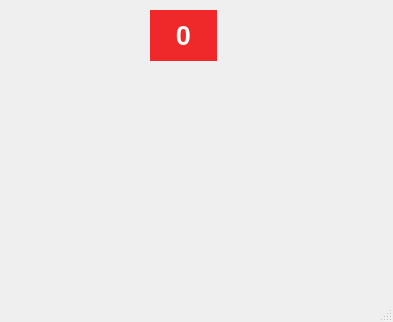
Qt form qtc_layout/mainwindow.ui (korhanmd/pyqt-practice) before a commit.
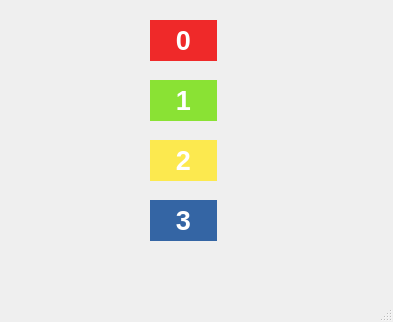
The same form after that commit.

Commit message: Add other labels

```diff
--- a/qtc_layout/mainwindow.ui
+++ b/qtc_layout/mainwindow.ui
@@ -18,9 +18,9 @@
     <property name="geometry">
      <rect>
       <x>150</x>
-      <y>10</y>
+      <y>20</y>
       <width>67</width>
-      <height>51</height>
+      <height>41</height>
      </rect>
     </property>
     <property name="palette">
@@ -477,6 +477,1380 @@
      <string>&lt;html&gt;&lt;head/&gt;&lt;body&gt;&lt;p align=&quot;center&quot;&gt;&lt;span style=&quot; font-weight:600; color:#ffffff;&quot;&gt;0&lt;/span&gt;&lt;/p&gt;&lt;/body&gt;&lt;/html&gt;</string>
     </property>
    </widget>
+   <widget class="QLabel" name="label_2">
+    <property name="geometry">
+     <rect>
+      <x>150</x>
+      <y>80</y>
+      <width>67</width>
+      <height>41</height>
+     </rect>
+    </property>
+    <property name="palette">
+     <palette>
+      <active>
+       <colorrole role="WindowText">
+        <brush brushstyle="SolidPattern">
+         <color alpha="255">
+          <red>0</red>
+          <green>0</green>
+          <blue>0</blue>
+         </color>
+        </brush>
+       </colorrole>
+       <colorrole role="Button">
+        <brush brushstyle="SolidPattern">
+         <color alpha="255">
+          <red>138</red>
+          <green>226</green>
+          <blue>52</blue>
+         </color>
+        </brush>
+       </colorrole>
+       <colorrole role="Light">
+        <brush brushstyle="SolidPattern">
+         <color alpha="255">
+          <red>198</red>
+          <green>255</green>
+          <blue>143</blue>
+         </color>
+        </brush>
+       </colorrole>
+       <colorrole role="Midlight">
+        <brush brushstyle="SolidPattern">
+         <color alpha="255">
+          <red>168</red>
+          <green>240</green>
+          <blue>97</blue>
+         </color>
+        </brush>
+       </colorrole>
+       <colorrole role="Dark">
+        <brush brushstyle="SolidPattern">
+         <color alpha="255">
+          <red>69</red>
+          <green>113</green>
+          <blue>26</blue>
+         </color>
+        </brush>
+       </colorrole>
+       <colorrole role="Mid">
+        <brush brushstyle="SolidPattern">
+         <color alpha="255">
+          <red>92</red>
+          <green>151</green>
+          <blue>34</blue>
+         </color>
+        </brush>
+       </colorrole>
+       <colorrole role="Text">
+        <brush brushstyle="SolidPattern">
+         <color alpha="255">
+          <red>0</red>
+          <green>0</green>
+          <blue>0</blue>
+         </color>
+        </brush>
+       </colorrole>
+       <colorrole role="BrightText">
+        <brush brushstyle="SolidPattern">
+         <color alpha="255">
+          <red>255</red>
+          <green>255</green>
+          <blue>255</blue>
+         </color>
+        </brush>
+       </colorrole>
+       <colorrole role="ButtonText">
+        <brush brushstyle="SolidPattern">
+         <color alpha="255">
+          <red>0</red>
+          <green>0</green>
+          <blue>0</blue>
+         </color>
+        </brush>
+       </colorrole>
+       <colorrole role="Base">
+        <brush brushstyle="SolidPattern">
+         <color alpha="255">
+          <red>255</red>
+          <green>255</green>
+          <blue>255</blue>
+         </color>
+        </brush>
+       </colorrole>
+       <colorrole role="Window">
+        <brush brushstyle="SolidPattern">
+         <color alpha="255">
+          <red>138</red>
+          <green>226</green>
+          <blue>52</blue>
+         </color>
+        </brush>
+       </colorrole>
+       <colorrole role="Shadow">
+        <brush brushstyle="SolidPattern">
+         <color alpha="255">
+          <red>0</red>
+          <green>0</green>
+          <blue>0</blue>
+         </color>
+        </brush>
+       </colorrole>
+       <colorrole role="AlternateBase">
+        <brush brushstyle="SolidPattern">
+         <color alpha="255">
+          <red>196</red>
+          <green>240</green>
+          <blue>153</blue>
+         </color>
+        </brush>
+       </colorrole>
+       <colorrole role="ToolTipBase">
+        <brush brushstyle="SolidPattern">
+         <color alpha="255">
+          <red>255</red>
+          <green>255</green>
+          <blue>220</blue>
+         </color>
+        </brush>
+       </colorrole>
+       <colorrole role="ToolTipText">
+        <brush brushstyle="SolidPattern">
+         <color alpha="255">
+          <red>0</red>
+          <green>0</green>
+          <blue>0</blue>
+         </color>
+        </brush>
+       </colorrole>
+       <colorrole role="PlaceholderText">
+        <brush brushstyle="SolidPattern">
+         <color alpha="128">
+          <red>0</red>
+          <green>0</green>
+          <blue>0</blue>
+         </color>
+        </brush>
+       </colorrole>
+      </active>
+      <inactive>
+       <colorrole role="WindowText">
+        <brush brushstyle="SolidPattern">
+         <color alpha="255">
+          <red>0</red>
+          <green>0</green>
+          <blue>0</blue>
+         </color>
+        </brush>
+       </colorrole>
+       <colorrole role="Button">
+        <brush brushstyle="SolidPattern">
+         <color alpha="255">
+          <red>138</red>
+          <green>226</green>
+          <blue>52</blue>
+         </color>
+        </brush>
+       </colorrole>
+       <colorrole role="Light">
+        <brush brushstyle="SolidPattern">
+         <color alpha="255">
+          <red>198</red>
+          <green>255</green>
+          <blue>143</blue>
+         </color>
+        </brush>
+       </colorrole>
+       <colorrole role="Midlight">
+        <brush brushstyle="SolidPattern">
+         <color alpha="255">
+          <red>168</red>
+          <green>240</green>
+          <blue>97</blue>
+         </color>
+        </brush>
+       </colorrole>
+       <colorrole role="Dark">
+        <brush brushstyle="SolidPattern">
+         <color alpha="255">
+          <red>69</red>
+          <green>113</green>
+          <blue>26</blue>
+         </color>
+        </brush>
+       </colorrole>
+       <colorrole role="Mid">
+        <brush brushstyle="SolidPattern">
+         <color alpha="255">
+          <red>92</red>
+          <green>151</green>
+          <blue>34</blue>
+         </color>
+        </brush>
+       </colorrole>
+       <colorrole role="Text">
+        <brush brushstyle="SolidPattern">
+         <color alpha="255">
+          <red>0</red>
+          <green>0</green>
+          <blue>0</blue>
+         </color>
+        </brush>
+       </colorrole>
+       <colorrole role="BrightText">
+        <brush brushstyle="SolidPattern">
+         <color alpha="255">
+          <red>255</red>
+          <green>255</green>
+          <blue>255</blue>
+         </color>
+        </brush>
+       </colorrole>
+       <colorrole role="ButtonText">
+        <brush brushstyle="SolidPattern">
+         <color alpha="255">
+          <red>0</red>
+          <green>0</green>
+          <blue>0</blue>
+         </color>
+        </brush>
+       </colorrole>
+       <colorrole role="Base">
+        <brush brushstyle="SolidPattern">
+         <color alpha="255">
+          <red>255</red>
+          <green>255</green>
+          <blue>255</blue>
+         </color>
+        </brush>
+       </colorrole>
+       <colorrole role="Window">
+        <brush brushstyle="SolidPattern">
+         <color alpha="255">
+          <red>138</red>
+          <green>226</green>
+          <blue>52</blue>
+         </color>
+        </brush>
+       </colorrole>
+       <colorrole role="Shadow">
+        <brush brushstyle="SolidPattern">
+         <color alpha="255">
+          <red>0</red>
+          <green>0</green>
+          <blue>0</blue>
+         </color>
+        </brush>
+       </colorrole>
+       <colorrole role="AlternateBase">
+        <brush brushstyle="SolidPattern">
+         <color alpha="255">
+          <red>196</red>
+          <green>240</green>
+          <blue>153</blue>
+         </color>
+        </brush>
+       </colorrole>
+       <colorrole role="ToolTipBase">
+        <brush brushstyle="SolidPattern">
+         <color alpha="255">
+          <red>255</red>
+          <green>255</green>
+          <blue>220</blue>
+         </color>
+        </brush>
+       </colorrole>
+       <colorrole role="ToolTipText">
+        <brush brushstyle="SolidPattern">
+         <color alpha="255">
+          <red>0</red>
+          <green>0</green>
+          <blue>0</blue>
+         </color>
+        </brush>
+       </colorrole>
+       <colorrole role="PlaceholderText">
+        <brush brushstyle="SolidPattern">
+         <color alpha="128">
+          <red>0</red>
+          <green>0</green>
+          <blue>0</blue>
+         </color>
+        </brush>
+       </colorrole>
+      </inactive>
+      <disabled>
+       <colorrole role="WindowText">
+        <brush brushstyle="SolidPattern">
+         <color alpha="255">
+          <red>69</red>
+          <green>113</green>
+          <blue>26</blue>
+         </color>
+        </brush>
+       </colorrole>
+       <colorrole role="Button">
+        <brush brushstyle="SolidPattern">
+         <color alpha="255">
+          <red>138</red>
+          <green>226</green>
+          <blue>52</blue>
+         </color>
+        </brush>
+       </colorrole>
+       <colorrole role="Light">
+        <brush brushstyle="SolidPattern">
+         <color alpha="255">
+          <red>198</red>
+          <green>255</green>
+          <blue>143</blue>
+         </color>
+        </brush>
+       </colorrole>
+       <colorrole role="Midlight">
+        <brush brushstyle="SolidPattern">
+         <color alpha="255">
+          <red>168</red>
+          <green>240</green>
+          <blue>97</blue>
+         </color>
+        </brush>
+       </colorrole>
+       <colorrole role="Dark">
+        <brush brushstyle="SolidPattern">
+         <color alpha="255">
+          <red>69</red>
+          <green>113</green>
+          <blue>26</blue>
+         </color>
+        </brush>
+       </colorrole>
+       <colorrole role="Mid">
+        <brush brushstyle="SolidPattern">
+         <color alpha="255">
+          <red>92</red>
+          <green>151</green>
+          <blue>34</blue>
+         </color>
+        </brush>
+       </colorrole>
+       <colorrole role="Text">
+        <brush brushstyle="SolidPattern">
+         <color alpha="255">
+          <red>69</red>
+          <green>113</green>
+          <blue>26</blue>
+         </color>
+        </brush>
+       </colorrole>
+       <colorrole role="BrightText">
+        <brush brushstyle="SolidPattern">
+         <color alpha="255">
+          <red>255</red>
+          <green>255</green>
+          <blue>255</blue>
+         </color>
+        </brush>
+       </colorrole>
+       <colorrole role="ButtonText">
+        <brush brushstyle="SolidPattern">
+         <color alpha="255">
+          <red>69</red>
+          <green>113</green>
+          <blue>26</blue>
+         </color>
+        </brush>
+       </colorrole>
+       <colorrole role="Base">
+        <brush brushstyle="SolidPattern">
+         <color alpha="255">
+          <red>138</red>
+          <green>226</green>
+          <blue>52</blue>
+         </color>
+        </brush>
+       </colorrole>
+       <colorrole role="Window">
+        <brush brushstyle="SolidPattern">
+         <color alpha="255">
+          <red>138</red>
+          <green>226</green>
+          <blue>52</blue>
+         </color>
+        </brush>
+       </colorrole>
+       <colorrole role="Shadow">
+        <brush brushstyle="SolidPattern">
+         <color alpha="255">
+          <red>0</red>
+          <green>0</green>
+          <blue>0</blue>
+         </color>
+        </brush>
+       </colorrole>
+       <colorrole role="AlternateBase">
+        <brush brushstyle="SolidPattern">
+         <color alpha="255">
+          <red>138</red>
+          <green>226</green>
+          <blue>52</blue>
+         </color>
+        </brush>
+       </colorrole>
+       <colorrole role="ToolTipBase">
+        <brush brushstyle="SolidPattern">
+         <color alpha="255">
+          <red>255</red>
+          <green>255</green>
+          <blue>220</blue>
+         </color>
+        </brush>
+       </colorrole>
+       <colorrole role="ToolTipText">
+        <brush brushstyle="SolidPattern">
+         <color alpha="255">
+          <red>0</red>
+          <green>0</green>
+          <blue>0</blue>
+         </color>
+        </brush>
+       </colorrole>
+       <colorrole role="PlaceholderText">
+        <brush brushstyle="SolidPattern">
+         <color alpha="128">
+          <red>0</red>
+          <green>0</green>
+          <blue>0</blue>
+         </color>
+        </brush>
+       </colorrole>
+      </disabled>
+     </palette>
+    </property>
+    <property name="autoFillBackground">
+     <bool>true</bool>
+    </property>
+    <property name="text">
+     <string>&lt;html&gt;&lt;head/&gt;&lt;body&gt;&lt;p align=&quot;center&quot;&gt;&lt;span style=&quot; font-size:20pt; font-weight:600; color:#ffffff;&quot;&gt;1&lt;/span&gt;&lt;/p&gt;&lt;/body&gt;&lt;/html&gt;</string>
+    </property>
+   </widget>
+   <widget class="QLabel" name="label_3">
+    <property name="geometry">
+     <rect>
+      <x>150</x>
+      <y>140</y>
+      <width>67</width>
+      <height>41</height>
+     </rect>
+    </property>
+    <property name="palette">
+     <palette>
+      <active>
+       <colorrole role="WindowText">
+        <brush brushstyle="SolidPattern">
+         <color alpha="255">
+          <red>0</red>
+          <green>0</green>
+          <blue>0</blue>
+         </color>
+        </brush>
+       </colorrole>
+       <colorrole role="Button">
+        <brush brushstyle="SolidPattern">
+         <color alpha="255">
+          <red>252</red>
+          <green>233</green>
+          <blue>79</blue>
+         </color>
+        </brush>
+       </colorrole>
+       <colorrole role="Light">
+        <brush brushstyle="SolidPattern">
+         <color alpha="255">
+          <red>255</red>
+          <green>250</green>
+          <blue>203</blue>
+         </color>
+        </brush>
+       </colorrole>
+       <colorrole role="Midlight">
+        <brush brushstyle="SolidPattern">
+         <color alpha="255">
+          <red>253</red>
+          <green>241</green>
+          <blue>141</blue>
+         </color>
+        </brush>
+       </colorrole>
+       <colorrole role="Dark">
+        <brush brushstyle="SolidPattern">
+         <color alpha="255">
+          <red>126</red>
+          <green>116</green>
+          <blue>39</blue>
+         </color>
+        </brush>
+       </colorrole>
+       <colorrole role="Mid">
+        <brush brushstyle="SolidPattern">
+         <color alpha="255">
+          <red>168</red>
+          <green>155</green>
+          <blue>52</blue>
+         </color>
+        </brush>
+       </colorrole>
+       <colorrole role="Text">
+        <brush brushstyle="SolidPattern">
+         <color alpha="255">
+          <red>0</red>
+          <green>0</green>
+          <blue>0</blue>
+         </color>
+        </brush>
+       </colorrole>
+       <colorrole role="BrightText">
+        <brush brushstyle="SolidPattern">
+         <color alpha="255">
+          <red>255</red>
+          <green>255</green>
+          <blue>255</blue>
+         </color>
+        </brush>
+       </colorrole>
+       <colorrole role="ButtonText">
+        <brush brushstyle="SolidPattern">
+         <color alpha="255">
+          <red>0</red>
+          <green>0</green>
+          <blue>0</blue>
+         </color>
+        </brush>
+       </colorrole>
+       <colorrole role="Base">
+        <brush brushstyle="SolidPattern">
+         <color alpha="255">
+          <red>255</red>
+          <green>255</green>
+          <blue>255</blue>
+         </color>
+        </brush>
+       </colorrole>
+       <colorrole role="Window">
+        <brush brushstyle="SolidPattern">
+         <color alpha="255">
+          <red>252</red>
+          <green>233</green>
+          <blue>79</blue>
+         </color>
+        </brush>
+       </colorrole>
+       <colorrole role="Shadow">
+        <brush brushstyle="SolidPattern">
+         <color alpha="255">
+          <red>0</red>
+          <green>0</green>
+          <blue>0</blue>
+         </color>
+        </brush>
+       </colorrole>
+       <colorrole role="AlternateBase">
+        <brush brushstyle="SolidPattern">
+         <color alpha="255">
+          <red>253</red>
+          <green>244</green>
+          <blue>167</blue>
+         </color>
+        </brush>
+       </colorrole>
+       <colorrole role="ToolTipBase">
+        <brush brushstyle="SolidPattern">
+         <color alpha="255">
+          <red>255</red>
+          <green>255</green>
+          <blue>220</blue>
+         </color>
+        </brush>
+       </colorrole>
+       <colorrole role="ToolTipText">
+        <brush brushstyle="SolidPattern">
+         <color alpha="255">
+          <red>0</red>
+          <green>0</green>
+          <blue>0</blue>
+         </color>
+        </brush>
+       </colorrole>
+       <colorrole role="PlaceholderText">
+        <brush brushstyle="SolidPattern">
+         <color alpha="128">
+          <red>0</red>
+          <green>0</green>
+          <blue>0</blue>
+         </color>
+        </brush>
+       </colorrole>
+      </active>
+      <inactive>
+       <colorrole role="WindowText">
+        <brush brushstyle="SolidPattern">
+         <color alpha="255">
+          <red>0</red>
+          <green>0</green>
+          <blue>0</blue>
+         </color>
+        </brush>
+       </colorrole>
+       <colorrole role="Button">
+        <brush brushstyle="SolidPattern">
+         <color alpha="255">
+          <red>252</red>
+          <green>233</green>
+          <blue>79</blue>
+         </color>
+        </brush>
+       </colorrole>
+       <colorrole role="Light">
+        <brush brushstyle="SolidPattern">
+         <color alpha="255">
+          <red>255</red>
+          <green>250</green>
+          <blue>203</blue>
+         </color>
+        </brush>
+       </colorrole>
+       <colorrole role="Midlight">
+        <brush brushstyle="SolidPattern">
+         <color alpha="255">
+          <red>253</red>
+          <green>241</green>
+          <blue>141</blue>
+         </color>
+        </brush>
+       </colorrole>
+       <colorrole role="Dark">
+        <brush brushstyle="SolidPattern">
+         <color alpha="255">
+          <red>126</red>
+          <green>116</green>
+          <blue>39</blue>
+         </color>
+        </brush>
+       </colorrole>
+       <colorrole role="Mid">
+        <brush brushstyle="SolidPattern">
+         <color alpha="255">
+          <red>168</red>
+          <green>155</green>
+          <blue>52</blue>
+         </color>
+        </brush>
+       </colorrole>
+       <colorrole role="Text">
+        <brush brushstyle="SolidPattern">
+         <color alpha="255">
+          <red>0</red>
+          <green>0</green>
+          <blue>0</blue>
+         </color>
+        </brush>
+       </colorrole>
+       <colorrole role="BrightText">
+        <brush brushstyle="SolidPattern">
+         <color alpha="255">
+          <red>255</red>
+          <green>255</green>
+          <blue>255</blue>
+         </color>
+        </brush>
+       </colorrole>
+       <colorrole role="ButtonText">
+        <brush brushstyle="SolidPattern">
+         <color alpha="255">
+          <red>0</red>
+          <green>0</green>
+          <blue>0</blue>
+         </color>
+        </brush>
+       </colorrole>
+       <colorrole role="Base">
+        <brush brushstyle="SolidPattern">
+         <color alpha="255">
+          <red>255</red>
+          <green>255</green>
+          <blue>255</blue>
+         </color>
+        </brush>
+       </colorrole>
+       <colorrole role="Window">
+        <brush brushstyle="SolidPattern">
+         <color alpha="255">
+          <red>252</red>
+          <green>233</green>
+          <blue>79</blue>
+         </color>
+        </brush>
+       </colorrole>
+       <colorrole role="Shadow">
+        <brush brushstyle="SolidPattern">
+         <color alpha="255">
+          <red>0</red>
+          <green>0</green>
+          <blue>0</blue>
+         </color>
+        </brush>
+       </colorrole>
+       <colorrole role="AlternateBase">
+        <brush brushstyle="SolidPattern">
+         <color alpha="255">
+          <red>253</red>
+          <green>244</green>
+          <blue>167</blue>
+         </color>
+        </brush>
+       </colorrole>
+       <colorrole role="ToolTipBase">
+        <brush brushstyle="SolidPattern">
+         <color alpha="255">
+          <red>255</red>
+          <green>255</green>
+          <blue>220</blue>
+         </color>
+        </brush>
+       </colorrole>
+       <colorrole role="ToolTipText">
+        <brush brushstyle="SolidPattern">
+         <color alpha="255">
+          <red>0</red>
+          <green>0</green>
+          <blue>0</blue>
+         </color>
+        </brush>
+       </colorrole>
+       <colorrole role="PlaceholderText">
+        <brush brushstyle="SolidPattern">
+         <color alpha="128">
+          <red>0</red>
+          <green>0</green>
+          <blue>0</blue>
+         </color>
+        </brush>
+       </colorrole>
+      </inactive>
+      <disabled>
+       <colorrole role="WindowText">
+        <brush brushstyle="SolidPattern">
+         <color alpha="255">
+          <red>126</red>
+          <green>116</green>
+          <blue>39</blue>
+         </color>
+        </brush>
+       </colorrole>
+       <colorrole role="Button">
+        <brush brushstyle="SolidPattern">
+         <color alpha="255">
+          <red>252</red>
+          <green>233</green>
+          <blue>79</blue>
+         </color>
+        </brush>
+       </colorrole>
+       <colorrole role="Light">
+        <brush brushstyle="SolidPattern">
+         <color alpha="255">
+          <red>255</red>
+          <green>250</green>
+          <blue>203</blue>
+         </color>
+        </brush>
+       </colorrole>
+       <colorrole role="Midlight">
+        <brush brushstyle="SolidPattern">
+         <color alpha="255">
+          <red>253</red>
+          <green>241</green>
+          <blue>141</blue>
+         </color>
+        </brush>
+       </colorrole>
+       <colorrole role="Dark">
+        <brush brushstyle="SolidPattern">
+         <color alpha="255">
+          <red>126</red>
+          <green>116</green>
+          <blue>39</blue>
+         </color>
+        </brush>
+       </colorrole>
+       <colorrole role="Mid">
+        <brush brushstyle="SolidPattern">
+         <color alpha="255">
+          <red>168</red>
+          <green>155</green>
+          <blue>52</blue>
+         </color>
+        </brush>
+       </colorrole>
+       <colorrole role="Text">
+        <brush brushstyle="SolidPattern">
+         <color alpha="255">
+          <red>126</red>
+          <green>116</green>
+          <blue>39</blue>
+         </color>
+        </brush>
+       </colorrole>
+       <colorrole role="BrightText">
+        <brush brushstyle="SolidPattern">
+         <color alpha="255">
+          <red>255</red>
+          <green>255</green>
+          <blue>255</blue>
+         </color>
+        </brush>
+       </colorrole>
+       <colorrole role="ButtonText">
+        <brush brushstyle="SolidPattern">
+         <color alpha="255">
+          <red>126</red>
+          <green>116</green>
+          <blue>39</blue>
+         </color>
+        </brush>
+       </colorrole>
+       <colorrole role="Base">
+        <brush brushstyle="SolidPattern">
+         <color alpha="255">
+          <red>252</red>
+          <green>233</green>
+          <blue>79</blue>
+         </color>
+        </brush>
+       </colorrole>
+       <colorrole role="Window">
+        <brush brushstyle="SolidPattern">
+         <color alpha="255">
+          <red>252</red>
+          <green>233</green>
+          <blue>79</blue>
+         </color>
+        </brush>
+       </colorrole>
+       <colorrole role="Shadow">
+        <brush brushstyle="SolidPattern">
+         <color alpha="255">
+          <red>0</red>
+          <green>0</green>
+          <blue>0</blue>
+         </color>
+        </brush>
+       </colorrole>
+       <colorrole role="AlternateBase">
+        <brush brushstyle="SolidPattern">
+         <color alpha="255">
+          <red>252</red>
+          <green>233</green>
+          <blue>79</blue>
+         </color>
+        </brush>
+       </colorrole>
+       <colorrole role="ToolTipBase">
+        <brush brushstyle="SolidPattern">
+         <color alpha="255">
+          <red>255</red>
+          <green>255</green>
+          <blue>220</blue>
+         </color>
+        </brush>
+       </colorrole>
+       <colorrole role="ToolTipText">
+        <brush brushstyle="SolidPattern">
+         <color alpha="255">
+          <red>0</red>
+          <green>0</green>
+          <blue>0</blue>
+         </color>
+        </brush>
+       </colorrole>
+       <colorrole role="PlaceholderText">
+        <brush brushstyle="SolidPattern">
+         <color alpha="128">
+          <red>0</red>
+          <green>0</green>
+          <blue>0</blue>
+         </color>
+        </brush>
+       </colorrole>
+      </disabled>
+     </palette>
+    </property>
+    <property name="autoFillBackground">
+     <bool>true</bool>
+    </property>
+    <property name="text">
+     <string>&lt;html&gt;&lt;head/&gt;&lt;body&gt;&lt;p align=&quot;center&quot;&gt;&lt;span style=&quot; font-size:20pt; font-weight:600; color:#ffffff;&quot;&gt;2&lt;/span&gt;&lt;/p&gt;&lt;/body&gt;&lt;/html&gt;</string>
+    </property>
+   </widget>
+   <widget class="QLabel" name="label_4">
+    <property name="geometry">
+     <rect>
+      <x>150</x>
+      <y>200</y>
+      <width>67</width>
+      <height>41</height>
+     </rect>
+    </property>
+    <property name="palette">
+     <palette>
+      <active>
+       <colorrole role="WindowText">
+        <brush brushstyle="SolidPattern">
+         <color alpha="255">
+          <red>0</red>
+          <green>0</green>
+          <blue>0</blue>
+         </color>
+        </brush>
+       </colorrole>
+       <colorrole role="Button">
+        <brush brushstyle="SolidPattern">
+         <color alpha="255">
+          <red>52</red>
+          <green>101</green>
+          <blue>164</blue>
+         </color>
+        </brush>
+       </colorrole>
+       <colorrole role="Light">
+        <brush brushstyle="SolidPattern">
+         <color alpha="255">
+          <red>78</red>
+          <green>152</green>
+          <blue>246</blue>
+         </color>
+        </brush>
+       </colorrole>
+       <colorrole role="Midlight">
+        <brush brushstyle="SolidPattern">
+         <color alpha="255">
+          <red>65</red>
+          <green>126</green>
+          <blue>205</blue>
+         </color>
+        </brush>
+       </colorrole>
+       <colorrole role="Dark">
+        <brush brushstyle="SolidPattern">
+         <color alpha="255">
+          <red>26</red>
+          <green>50</green>
+          <blue>82</blue>
+         </color>
+        </brush>
+       </colorrole>
+       <colorrole role="Mid">
+        <brush brushstyle="SolidPattern">
+         <color alpha="255">
+          <red>34</red>
+          <green>67</green>
+          <blue>109</blue>
+         </color>
+        </brush>
+       </colorrole>
+       <colorrole role="Text">
+        <brush brushstyle="SolidPattern">
+         <color alpha="255">
+          <red>0</red>
+          <green>0</green>
+          <blue>0</blue>
+         </color>
+        </brush>
+       </colorrole>
+       <colorrole role="BrightText">
+        <brush brushstyle="SolidPattern">
+         <color alpha="255">
+          <red>255</red>
+          <green>255</green>
+          <blue>255</blue>
+         </color>
+        </brush>
+       </colorrole>
+       <colorrole role="ButtonText">
+        <brush brushstyle="SolidPattern">
+         <color alpha="255">
+          <red>0</red>
+          <green>0</green>
+          <blue>0</blue>
+         </color>
+        </brush>
+       </colorrole>
+       <colorrole role="Base">
+        <brush brushstyle="SolidPattern">
+         <color alpha="255">
+          <red>255</red>
+          <green>255</green>
+          <blue>255</blue>
+         </color>
+        </brush>
+       </colorrole>
+       <colorrole role="Window">
+        <brush brushstyle="SolidPattern">
+         <color alpha="255">
+          <red>52</red>
+          <green>101</green>
+          <blue>164</blue>
+         </color>
+        </brush>
+       </colorrole>
+       <colorrole role="Shadow">
+        <brush brushstyle="SolidPattern">
+         <color alpha="255">
+          <red>0</red>
+          <green>0</green>
+          <blue>0</blue>
+         </color>
+        </brush>
+       </colorrole>
+       <colorrole role="AlternateBase">
+        <brush brushstyle="SolidPattern">
+         <color alpha="255">
+          <red>153</red>
+          <green>178</green>
+          <blue>209</blue>
+         </color>
+        </brush>
+       </colorrole>
+       <colorrole role="ToolTipBase">
+        <brush brushstyle="SolidPattern">
+         <color alpha="255">
+          <red>255</red>
+          <green>255</green>
+          <blue>220</blue>
+         </color>
+        </brush>
+       </colorrole>
+       <colorrole role="ToolTipText">
+        <brush brushstyle="SolidPattern">
+         <color alpha="255">
+          <red>0</red>
+          <green>0</green>
+          <blue>0</blue>
+         </color>
+        </brush>
+       </colorrole>
+       <colorrole role="PlaceholderText">
+        <brush brushstyle="SolidPattern">
+         <color alpha="128">
+          <red>0</red>
+          <green>0</green>
+          <blue>0</blue>
+         </color>
+        </brush>
+       </colorrole>
+      </active>
+      <inactive>
+       <colorrole role="WindowText">
+        <brush brushstyle="SolidPattern">
+         <color alpha="255">
+          <red>0</red>
+          <green>0</green>
+          <blue>0</blue>
+         </color>
+        </brush>
+       </colorrole>
+       <colorrole role="Button">
+        <brush brushstyle="SolidPattern">
+         <color alpha="255">
+          <red>52</red>
+          <green>101</green>
+          <blue>164</blue>
+         </color>
+        </brush>
+       </colorrole>
+       <colorrole role="Light">
+        <brush brushstyle="SolidPattern">
+         <color alpha="255">
+          <red>78</red>
+          <green>152</green>
+          <blue>246</blue>
+         </color>
+        </brush>
+       </colorrole>
+       <colorrole role="Midlight">
+        <brush brushstyle="SolidPattern">
+         <color alpha="255">
+          <red>65</red>
+          <green>126</green>
+          <blue>205</blue>
+         </color>
+        </brush>
+       </colorrole>
+       <colorrole role="Dark">
+        <brush brushstyle="SolidPattern">
+         <color alpha="255">
+          <red>26</red>
+          <green>50</green>
+          <blue>82</blue>
+         </color>
+        </brush>
+       </colorrole>
+       <colorrole role="Mid">
+        <brush brushstyle="SolidPattern">
+         <color alpha="255">
+          <red>34</red>
+          <green>67</green>
+          <blue>109</blue>
+         </color>
+        </brush>
+       </colorrole>
+       <colorrole role="Text">
+        <brush brushstyle="SolidPattern">
+         <color alpha="255">
+          <red>0</red>
+          <green>0</green>
+          <blue>0</blue>
+         </color>
+        </brush>
+       </colorrole>
+       <colorrole role="BrightText">
+        <brush brushstyle="SolidPattern">
+         <color alpha="255">
+          <red>255</red>
+          <green>255</green>
+          <blue>255</blue>
+         </color>
+        </brush>
+       </colorrole>
+       <colorrole role="ButtonText">
+        <brush brushstyle="SolidPattern">
+         <color alpha="255">
+          <red>0</red>
+          <green>0</green>
+          <blue>0</blue>
+         </color>
+        </brush>
+       </colorrole>
+       <colorrole role="Base">
+        <brush brushstyle="SolidPattern">
+         <color alpha="255">
+          <red>255</red>
+          <green>255</green>
+          <blue>255</blue>
+         </color>
+        </brush>
+       </colorrole>
+       <colorrole role="Window">
+        <brush brushstyle="SolidPattern">
+         <color alpha="255">
+          <red>52</red>
+          <green>101</green>
+          <blue>164</blue>
+         </color>
+        </brush>
+       </colorrole>
+       <colorrole role="Shadow">
+        <brush brushstyle="SolidPattern">
+         <color alpha="255">
+          <red>0</red>
+          <green>0</green>
+          <blue>0</blue>
+         </color>
+        </brush>
+       </colorrole>
+       <colorrole role="AlternateBase">
+        <brush brushstyle="SolidPattern">
+         <color alpha="255">
+          <red>153</red>
+          <green>178</green>
+          <blue>209</blue>
+         </color>
+        </brush>
+       </colorrole>
+       <colorrole role="ToolTipBase">
+        <brush brushstyle="SolidPattern">
+         <color alpha="255">
+          <red>255</red>
+          <green>255</green>
+          <blue>220</blue>
+         </color>
+        </brush>
+       </colorrole>
+       <colorrole role="ToolTipText">
+        <brush brushstyle="SolidPattern">
+         <color alpha="255">
+          <red>0</red>
+          <green>0</green>
+          <blue>0</blue>
+         </color>
+        </brush>
+       </colorrole>
+       <colorrole role="PlaceholderText">
+        <brush brushstyle="SolidPattern">
+         <color alpha="128">
+          <red>0</red>
+          <green>0</green>
+          <blue>0</blue>
+         </color>
+        </brush>
+       </colorrole>
+      </inactive>
+      <disabled>
+       <colorrole role="WindowText">
+        <brush brushstyle="SolidPattern">
+         <color alpha="255">
+          <red>26</red>
+          <green>50</green>
+          <blue>82</blue>
+         </color>
+        </brush>
+       </colorrole>
+       <colorrole role="Button">
+        <brush brushstyle="SolidPattern">
+         <color alpha="255">
+          <red>52</red>
+          <green>101</green>
+          <blue>164</blue>
+         </color>
+        </brush>
+       </colorrole>
+       <colorrole role="Light">
+        <brush brushstyle="SolidPattern">
+         <color alpha="255">
+          <red>78</red>
+          <green>152</green>
+          <blue>246</blue>
+         </color>
+        </brush>
+       </colorrole>
+       <colorrole role="Midlight">
+        <brush brushstyle="SolidPattern">
+         <color alpha="255">
+          <red>65</red>
+          <green>126</green>
+          <blue>205</blue>
+         </color>
+        </brush>
+       </colorrole>
+       <colorrole role="Dark">
+        <brush brushstyle="SolidPattern">
+         <color alpha="255">
+          <red>26</red>
+          <green>50</green>
+          <blue>82</blue>
+         </color>
+        </brush>
+       </colorrole>
+       <colorrole role="Mid">
+        <brush brushstyle="SolidPattern">
+         <color alpha="255">
+          <red>34</red>
+          <green>67</green>
+          <blue>109</blue>
+         </color>
+        </brush>
+       </colorrole>
+       <colorrole role="Text">
+        <brush brushstyle="SolidPattern">
+         <color alpha="255">
+          <red>26</red>
+          <green>50</green>
+          <blue>82</blue>
+         </color>
+        </brush>
+       </colorrole>
+       <colorrole role="BrightText">
+        <brush brushstyle="SolidPattern">
+         <color alpha="255">
+          <red>255</red>
+          <green>255</green>
+          <blue>255</blue>
+         </color>
+        </brush>
+       </colorrole>
+       <colorrole role="ButtonText">
+        <brush brushstyle="SolidPattern">
+         <color alpha="255">
+          <red>26</red>
+          <green>50</green>
+          <blue>82</blue>
+         </color>
+        </brush>
+       </colorrole>
+       <colorrole role="Base">
+        <brush brushstyle="SolidPattern">
+         <color alpha="255">
+          <red>52</red>
+          <green>101</green>
+          <blue>164</blue>
+         </color>
+        </brush>
+       </colorrole>
+       <colorrole role="Window">
+        <brush brushstyle="SolidPattern">
+         <color alpha="255">
+          <red>52</red>
+          <green>101</green>
+          <blue>164</blue>
+         </color>
+        </brush>
+       </colorrole>
+       <colorrole role="Shadow">
+        <brush brushstyle="SolidPattern">
+         <color alpha="255">
+          <red>0</red>
+          <green>0</green>
+          <blue>0</blue>
+         </color>
+        </brush>
+       </colorrole>
+       <colorrole role="AlternateBase">
+        <brush brushstyle="SolidPattern">
+         <color alpha="255">
+          <red>52</red>
+          <green>101</green>
+          <blue>164</blue>
+         </color>
+        </brush>
+       </colorrole>
+       <colorrole role="ToolTipBase">
+        <brush brushstyle="SolidPattern">
+         <color alpha="255">
+          <red>255</red>
+          <green>255</green>
+          <blue>220</blue>
+         </color>
+        </brush>
+       </colorrole>
+       <colorrole role="ToolTipText">
+        <brush brushstyle="SolidPattern">
+         <color alpha="255">
+          <red>0</red>
+          <green>0</green>
+          <blue>0</blue>
+         </color>
+        </brush>
+       </colorrole>
+       <colorrole role="PlaceholderText">
+        <brush brushstyle="SolidPattern">
+         <color alpha="128">
+          <red>0</red>
+          <green>0</green>
+          <blue>0</blue>
+         </color>
+        </brush>
+       </colorrole>
+      </disabled>
+     </palette>
+    </property>
+    <property name="autoFillBackground">
+     <bool>true</bool>
+    </property>
+    <property name="text">
+     <string>&lt;html&gt;&lt;head/&gt;&lt;body&gt;&lt;p align=&quot;center&quot;&gt;&lt;span style=&quot; font-size:20pt; font-weight:600; color:#ffffff;&quot;&gt;3&lt;/span&gt;&lt;/p&gt;&lt;/body&gt;&lt;/html&gt;</string>
+    </property>
+   </widget>
   </widget>
   <widget class="QMenuBar" name="menubar">
    <property name="geometry">
```
